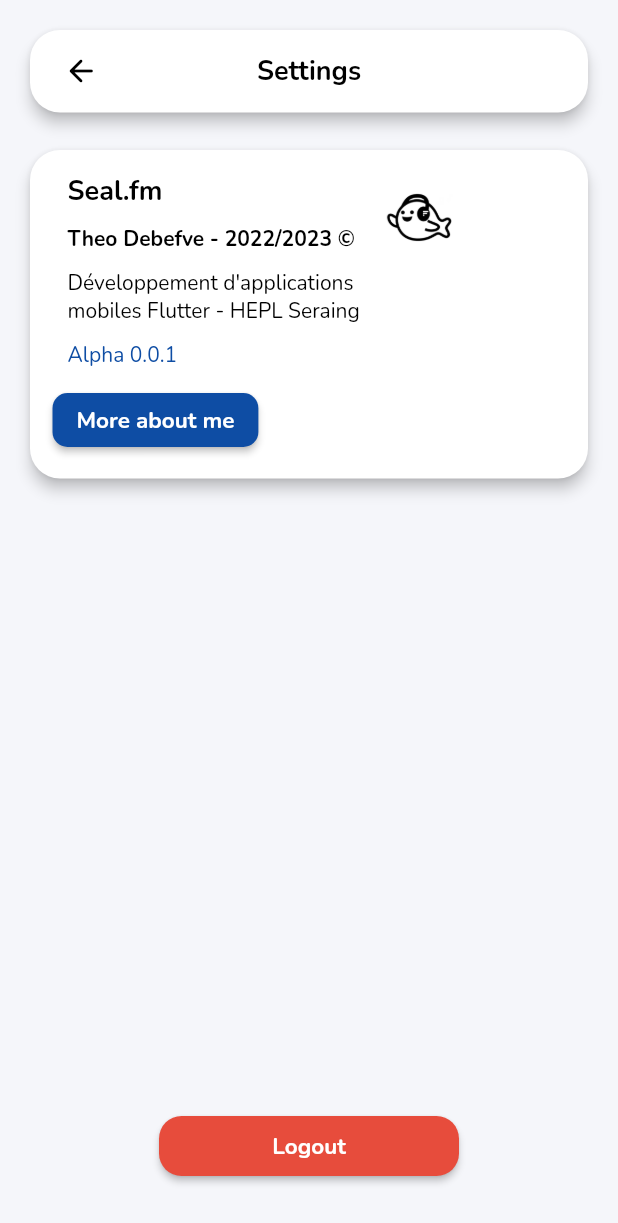
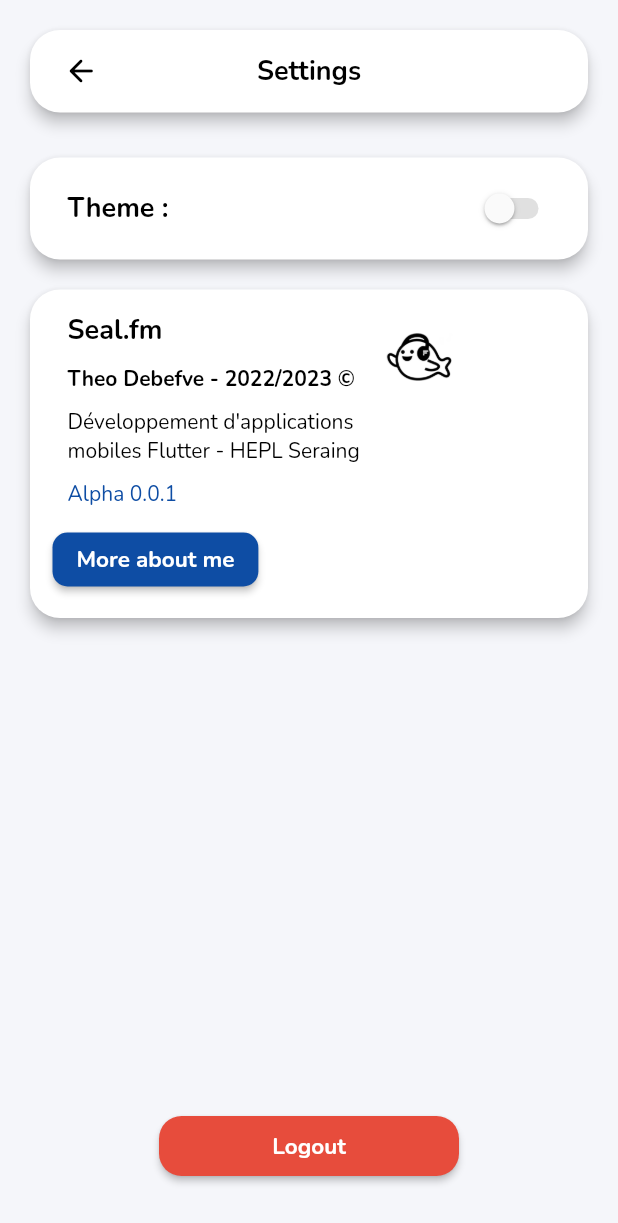
Before and after one commit to debefve-theo/SpotifyStats-Flutter, a Flutter app: the SettingsScreen screen opened by its route, on a phone screen of 412 x 824 dp. Shown: the top 1223 px of the screen. Run offline on Flutter 3.47's test engine with Material 2 defaults, Android fonts, the light colour scheme and no system bars; our stand-ins replace google_fonts; missing offline and left inert: spotify; network calls fail; statements that could not run were skipped.

Commit message:
:lipstick: Add dark mode card in Settings screen

```diff
--- a/source/sealfm/lib/screens/settings.dart
+++ b/source/sealfm/lib/screens/settings.dart
@@ -1,8 +1,10 @@
 import 'package:flutter/material.dart';
 
+import '../widgets/home/weekly_top_artists_widget.dart';
 import '../widgets/settings/top_bar_widget.dart';
 import '../widgets/settings/logout_button.dart';
 import '../widgets/settings/version_widget.dart';
+import '../widgets/settings/dark_mode_widget.dart';
 
 class SettingsScreen extends StatelessWidget {
   const SettingsScreen({super.key});
@@ -13,11 +15,17 @@ class SettingsScreen extends StatelessWidget {
       backgroundColor: const Color(0xFFF5F6FA),
       body: SafeArea(
           child: Stack(
-            children: const [
-              TopMenu(title: "Settings"),
-              VersionCard(),
-              LogoutButton(),
+            children: [
+              Column(
+                children: const [
+                  TopMenu(title: "Settings"),
+                  DarkMode(),
+                  VersionCard(),
+                ],
+              ),
+              const LogoutButton(),
             ],
+
           ),
       ),
     );
--- /dev/null
+++ b/source/sealfm/lib/widgets/settings/dark_mode_widget.dart
@@ -0,0 +1,73 @@
+import 'package:flutter/material.dart';
+import 'package:google_fonts/google_fonts.dart';
+
+class DarkMode extends StatelessWidget {
+  const DarkMode({super.key});
+
+  @override
+  Widget build(BuildContext context) {
+
+    return Card(
+      shape: RoundedRectangleBorder(
+        borderRadius: BorderRadius.circular(20),
+      ),
+      margin: const EdgeInsets.only(left: 20.0, right: 20.0, top: 20.0),
+      elevation: 4,
+      color: Colors.white,
+      child: Stack(
+        children: <Widget>[
+          Padding(
+            padding: const EdgeInsets.only(left: 25.0, right: 20.0, top: 10.0, bottom: 10.0),
+            child: Column(
+              mainAxisAlignment: MainAxisAlignment.start,
+              crossAxisAlignment: CrossAxisAlignment.start,
+              children: const <Widget>[
+                SwitchButton(),
+              ],
+            ),
+          ),
+        ],
+      ),
+    );
+  }
+}
+
+
+class SwitchButton extends StatefulWidget {
+  const SwitchButton({super.key});
+
+  @override
+  _SwitchButtonState createState() => _SwitchButtonState();
+}
+
+class _SwitchButtonState extends State<SwitchButton> {
+  bool isSwitched = false;
+
+  @override
+  Widget build(BuildContext context) {
+    return Row(
+      mainAxisAlignment: MainAxisAlignment.spaceBetween,
+      children: <Widget>[
+        Text(
+          'Theme :',
+          style: GoogleFonts.nunito(
+            fontSize: 18,
+            fontWeight: FontWeight.bold,
+            color: Colors.black,
+          ),
+        ),
+        Switch(
+          value: isSwitched,
+          onChanged: (value) {
+            setState(() {
+              isSwitched = value;
+            });
+          },
+          inactiveTrackColor: Colors.black12,
+          activeTrackColor: Colors.black12,
+          activeColor: Colors.black87,
+        ),
+      ],
+    );
+  }
+}
--- a/source/sealfm/lib/widgets/settings/version_widget.dart
+++ b/source/sealfm/lib/widgets/settings/version_widget.dart
@@ -20,7 +20,7 @@ class VersionCard extends StatelessWidget {
       mainAxisAlignment: MainAxisAlignment.start,
       children: [
         Container(
-          height: 80,
+          height: 0,
         ),
         Card(
           shape: RoundedRectangleBorder(
```
